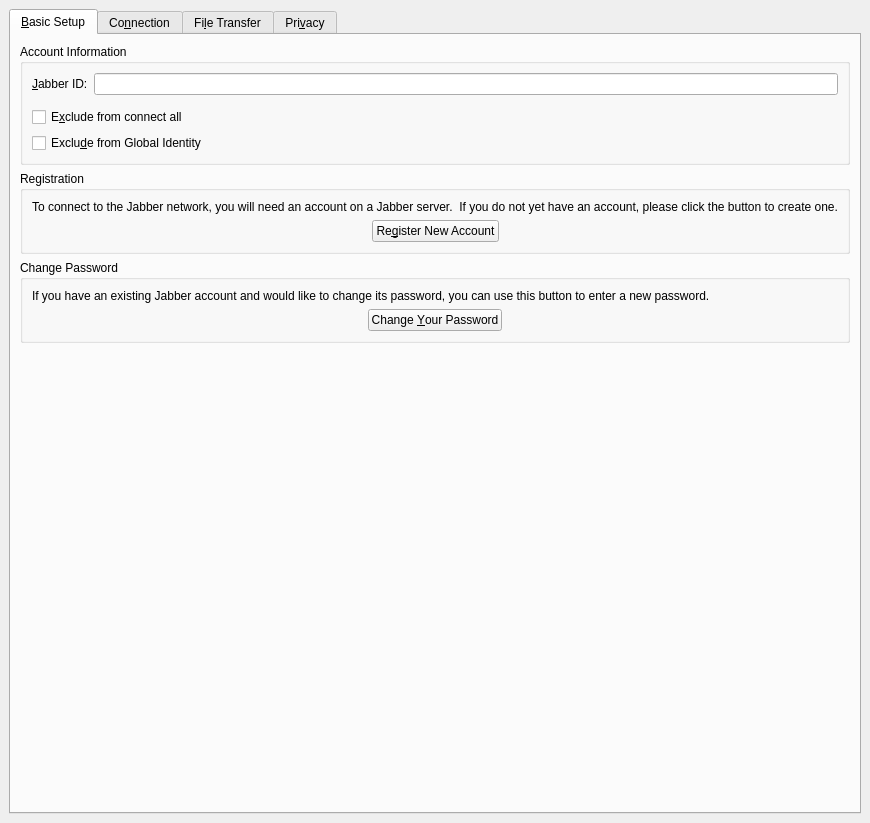
Above: protocols/jabber/ui/dlgjabbereditaccountwidget.ui from KDE/kopete before the change. Below: the same form after it.
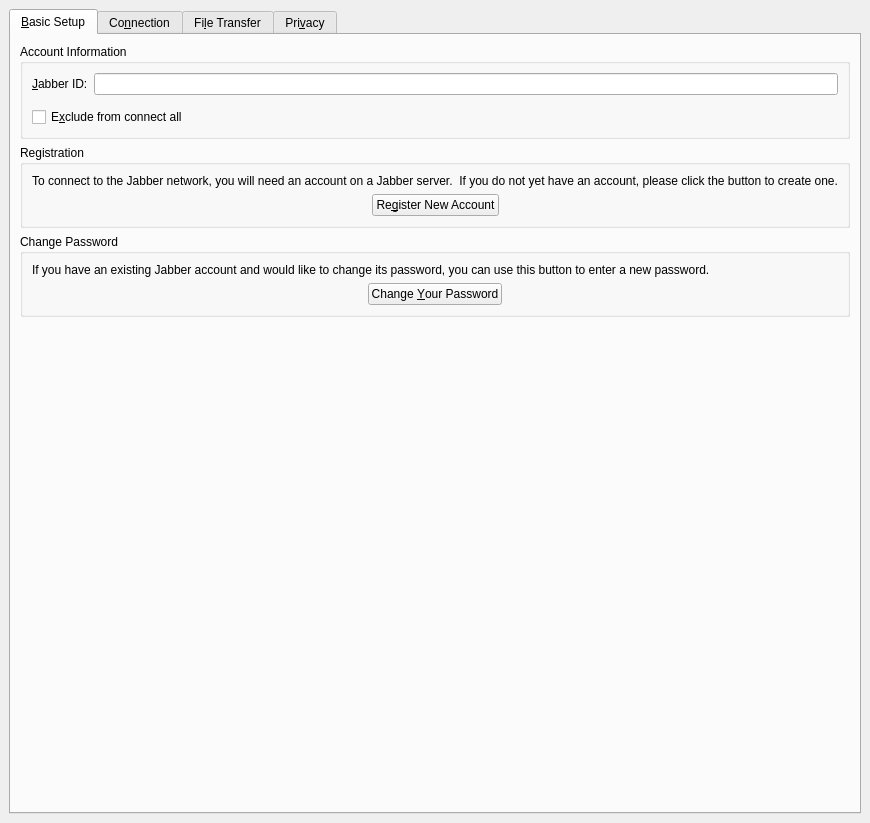
That is the form after the change. Custom widgets are drawn as their Qt base class.

Commit message: Remove the old Global Identity support. This will reimplemented later when the real identity support is done.

```diff
--- a/protocols/jabber/ui/dlgjabbereditaccountwidget.ui
+++ b/protocols/jabber/ui/dlgjabbereditaccountwidget.ui
@@ -114,13 +114,6 @@
             </property>
            </widget>
           </item>
-          <item>
-           <widget class="QCheckBox" name="cbGlobalIdentity" >
-            <property name="text" >
-             <string>Exclu&amp;de from Global Identity</string>
-            </property>
-           </widget>
-          </item>
          </layout>
         </widget>
        </item>
@@ -133,7 +126,19 @@
           <property name="margin" >
            <number>9</number>
           </property>
-          <property name="spacing" >
+          <property name="topMargin" >
+           <number>9</number>
+          </property>
+          <property name="rightMargin" >
+           <number>9</number>
+          </property>
+          <property name="bottomMargin" >
+           <number>9</number>
+          </property>
+          <property name="horizontalSpacing" >
+           <number>6</number>
+          </property>
+          <property name="verticalSpacing" >
            <number>6</number>
           </property>
           <item row="1" column="0" >
@@ -178,9 +183,7 @@
           <item row="0" column="0" colspan="3" >
            <widget class="QLabel" name="lblRegistration" >
             <property name="sizePolicy" >
-             <sizepolicy>
-              <hsizetype>3</hsizetype>
-              <vsizetype>1</vsizetype>
+             <sizepolicy vsizetype="Minimum" hsizetype="MinimumExpanding" >
               <horstretch>0</horstretch>
               <verstretch>0</verstretch>
              </sizepolicy>
@@ -211,7 +214,19 @@
           <property name="margin" >
            <number>9</number>
           </property>
-          <property name="spacing" >
+          <property name="topMargin" >
+           <number>9</number>
+          </property>
+          <property name="rightMargin" >
+           <number>9</number>
+          </property>
+          <property name="bottomMargin" >
+           <number>9</number>
+          </property>
+          <property name="horizontalSpacing" >
+           <number>6</number>
+          </property>
+          <property name="verticalSpacing" >
            <number>6</number>
           </property>
           <item row="1" column="2" >
@@ -253,9 +268,7 @@
              <bool>true</bool>
             </property>
             <property name="sizePolicy" >
-             <sizepolicy>
-              <hsizetype>3</hsizetype>
-              <vsizetype>1</vsizetype>
+             <sizepolicy vsizetype="Minimum" hsizetype="MinimumExpanding" >
               <horstretch>0</horstretch>
               <verstretch>0</verstretch>
              </sizepolicy>
```
Left out of the diff: 301 changed lines with no effect on the pictures. The commit also changes 26 other files.
